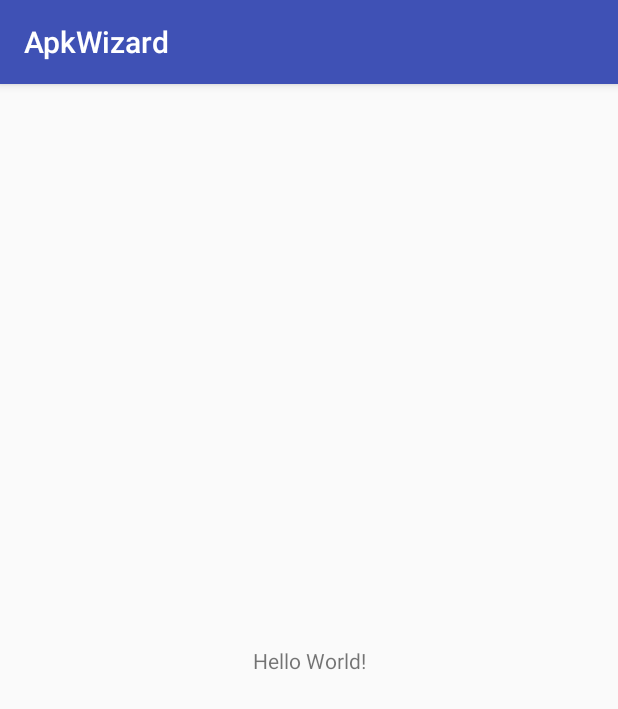
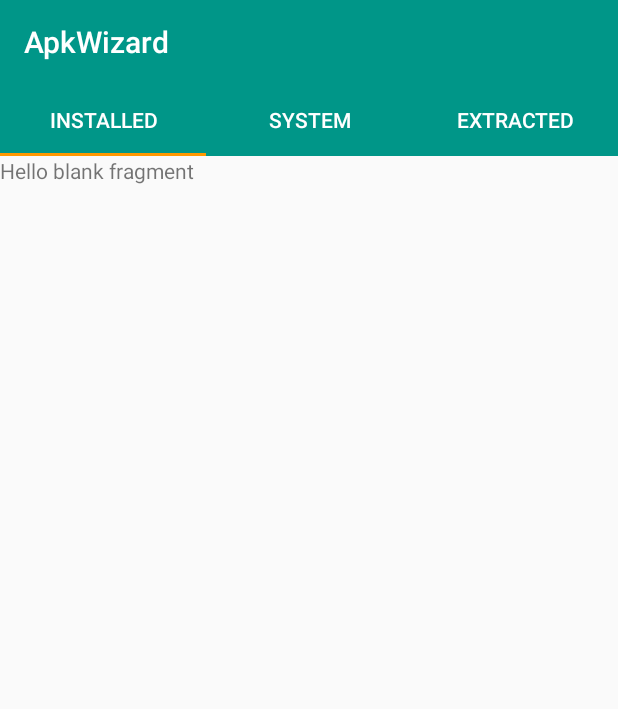
Before and after one commit to singhangadin/ApkWizard, an Android app: the screen it shows after launch (MainActivity), on a phone screen of 412 x 824 dp. Shown: the top 709 px of the screen. Run offline under Robolectric (Android 15) with nearby library versions, the phone set to English and light mode, and no system bars.

```diff
--- a/app/build.gradle
+++ b/app/build.gradle
@@ -1,4 +1,5 @@
 apply plugin: 'com.android.application'
+apply plugin: 'kotlin-android'
 
 android {
     compileSdkVersion 26
@@ -16,13 +17,26 @@ android {
             proguardFiles getDefaultProguardFile('proguard-android.txt'), 'proguard-rules.pro'
         }
     }
+    compileOptions {
+        targetCompatibility 1.8
+        sourceCompatibility 1.8
+    }
 }
 
 dependencies {
-    implementation fileTree(dir: 'libs', include: ['*.jar'])
+    implementation fileTree(include: ['*.jar'], dir: 'libs')
     implementation 'com.android.support:appcompat-v7:26.1.0'
     implementation 'com.android.support.constraint:constraint-layout:1.0.2'
+    implementation 'com.android.support:support-v4:26.1.0'
     testImplementation 'junit:junit:4.12'
     androidTestImplementation 'com.android.support.test:runner:1.0.1'
     androidTestImplementation 'com.android.support.test.espresso:espresso-core:3.0.1'
+    compile "org.jetbrains.kotlin:kotlin-stdlib-jdk7:$kotlin_version"
+    implementation 'com.android.support:design:27.1.0'
 }
+repositories {
+    google()
+    mavenCentral()
+}
+
+apply plugin: 'kotlin-android-extensions'
--- /dev/null
+++ b/app/src/main/java/io/github/rajdeep1008/apkwizard/ApkListFragment.kt
@@ -0,0 +1,18 @@
+package io.github.rajdeep1008.apkwizard
+
+
+import android.os.Bundle
+import android.support.v4.app.Fragment
+import android.view.LayoutInflater
+import android.view.View
+import android.view.ViewGroup
+
+
+class ApkListFragment : Fragment() {
+
+    override fun onCreateView(inflater: LayoutInflater, container: ViewGroup?,
+                              savedInstanceState: Bundle?): View? {
+        return inflater.inflate(R.layout.fragment_apk_list, container, false)
+    }
+
+}
--- a/app/src/main/java/io/github/rajdeep1008/apkwizard/MainActivity.java
+++ /dev/null
@@ -1,13 +0,0 @@
-package io.github.rajdeep1008.apkwizard;
-
-import android.support.v7.app.AppCompatActivity;
-import android.os.Bundle;
-
-public class MainActivity extends AppCompatActivity {
-
-    @Override
-    protected void onCreate(Bundle savedInstanceState) {
-        super.onCreate(savedInstanceState);
-        setContentView(R.layout.activity_main);
-    }
-}
--- /dev/null
+++ b/app/src/main/java/io/github/rajdeep1008/apkwizard/MainActivity.kt
@@ -0,0 +1,28 @@
+package io.github.rajdeep1008.apkwizard
+
+import android.os.Bundle
+import android.support.design.widget.TabLayout
+import android.support.v4.view.ViewPager
+import android.support.v7.app.AppCompatActivity
+import android.support.v7.widget.Toolbar
+
+class MainActivity : AppCompatActivity() {
+
+    private var mPagerAdapter: PagerAdapter? = null
+    private var mViewPager: ViewPager? = null
+
+    override fun onCreate(savedInstanceState: Bundle?) {
+        super.onCreate(savedInstanceState)
+        setContentView(R.layout.activity_main)
+
+        val toolbar = findViewById(R.id.toolbar) as Toolbar
+        setSupportActionBar(toolbar)
+
+        mPagerAdapter = PagerAdapter(supportFragmentManager, this)
+        mViewPager = findViewById(R.id.container)
+        mViewPager!!.adapter = mPagerAdapter
+
+        val tabLayout = findViewById(R.id.tab_bar) as TabLayout
+        tabLayout.setupWithViewPager(mViewPager)
+    }
+}
--- /dev/null
+++ b/app/src/main/java/io/github/rajdeep1008/apkwizard/PagerAdapter.kt
@@ -0,0 +1,31 @@
+package io.github.rajdeep1008.apkwizard
+
+import android.content.Context
+import android.support.v4.app.Fragment
+import android.support.v4.app.FragmentManager
+import android.support.v4.app.FragmentStatePagerAdapter
+
+/**
+ * Created by rajdeep1008 on 05/03/18.
+ */
+class PagerAdapter(fm: FragmentManager, private val context: Context) : FragmentStatePagerAdapter(fm) {
+
+    val tabNames = arrayOf("Installed", "System", "Extracted")
+
+    override fun getItem(position: Int): Fragment {
+        when (position) {
+            0 -> return ApkListFragment()
+            1 -> return ApkListFragment()
+            2 -> return ApkListFragment()
+        }
+        return ApkListFragment()
+    }
+
+    override fun getCount(): Int {
+        return 3
+    }
+
+    override fun getPageTitle(position: Int): CharSequence? {
+        return tabNames[position]
+    }
+}
--- a/app/src/main/res/layout/activity_main.xml
+++ b/app/src/main/res/layout/activity_main.xml
@@ -1,18 +1,34 @@
 <?xml version="1.0" encoding="utf-8"?>
-<android.support.constraint.ConstraintLayout xmlns:android="http://schemas.android.com/apk/res/android"
+<RelativeLayout xmlns:android="http://schemas.android.com/apk/res/android"
     xmlns:app="http://schemas.android.com/apk/res-auto"
     xmlns:tools="http://schemas.android.com/tools"
     android:layout_width="match_parent"
     android:layout_height="match_parent"
     tools:context="io.github.rajdeep1008.apkwizard.MainActivity">
 
-    <TextView
-        android:layout_width="wrap_content"
+    <android.support.v7.widget.Toolbar
+        android:id="@+id/toolbar"
+        android:layout_width="match_parent"
+        android:layout_height="?attr/actionBarSize"
+        android:background="@color/colorPrimary"
+        android:theme="@style/AppToolbar" />
+
+    <android.support.design.widget.TabLayout
+        android:id="@+id/tab_bar"
+        android:layout_width="match_parent"
         android:layout_height="wrap_content"
-        android:text="Hello World!"
-        app:layout_constraintBottom_toBottomOf="parent"
-        app:layout_constraintLeft_toLeftOf="parent"
-        app:layout_constraintRight_toRightOf="parent"
-        app:layout_constraintTop_toTopOf="parent" />
+        android:layout_below="@id/toolbar"
+        android:background="@color/colorPrimary"
+        app:tabGravity="fill"
+        app:tabIndicatorColor="@color/colorAccent"
+        app:tabMode="fixed"
+        app:tabSelectedTextColor="@android:color/white"
+        app:tabTextColor="@android:color/white" />
 
-</android.support.constraint.ConstraintLayout>
+    <android.support.v4.view.ViewPager
+        android:id="@+id/container"
+        android:layout_width="match_parent"
+        android:layout_height="match_parent"
+        android:layout_below="@id/tab_bar" />
+
+</RelativeLayout>
--- /dev/null
+++ b/app/src/main/res/layout/apk_item.xml
@@ -0,0 +1,6 @@
+<?xml version="1.0" encoding="utf-8"?>
+<android.support.constraint.ConstraintLayout xmlns:android="http://schemas.android.com/apk/res/android"
+    android:layout_width="match_parent"
+    android:layout_height="match_parent">
+
+</android.support.constraint.ConstraintLayout>
--- /dev/null
+++ b/app/src/main/res/layout/fragment_apk_list.xml
@@ -0,0 +1,13 @@
+<FrameLayout xmlns:android="http://schemas.android.com/apk/res/android"
+    xmlns:tools="http://schemas.android.com/tools"
+    android:layout_width="match_parent"
+    android:layout_height="match_parent"
+    tools:context="io.github.rajdeep1008.apkwizard.ApkListFragment">
+
+    <!-- TODO: Update blank fragment layout -->
+    <TextView
+        android:layout_width="match_parent"
+        android:layout_height="match_parent"
+        android:text="@string/hello_blank_fragment" />
+
+</FrameLayout>
--- a/app/src/main/res/values/colors.xml
+++ b/app/src/main/res/values/colors.xml
@@ -1,6 +1,8 @@
 <?xml version="1.0" encoding="utf-8"?>
 <resources>
-    <color name="colorPrimary">#3F51B5</color>
-    <color name="colorPrimaryDark">#303F9F</color>
-    <color name="colorAccent">#FF4081</color>
+    <color name="colorPrimary">#009688</color>
+    <color name="colorPrimaryDark">#00796B</color>
+    <color name="colorAccent">#FF9800</color>
+    <color name="primaryText">#212121</color>
+    <color name="secondaryText">#757575</color>
 </resources>
--- a/app/src/main/res/values/strings.xml
+++ b/app/src/main/res/values/strings.xml
@@ -1,3 +1,6 @@
 <resources>
     <string name="app_name">ApkWizard</string>
+
+    <!-- TODO: Remove or change this placeholder text -->
+    <string name="hello_blank_fragment">Hello blank fragment</string>
 </resources>
--- a/app/src/main/res/values/styles.xml
+++ b/app/src/main/res/values/styles.xml
@@ -1,11 +1,14 @@
 <resources>
 
-    <!-- Base application theme. -->
-    <style name="AppTheme" parent="Theme.AppCompat.Light.DarkActionBar">
-        <!-- Customize your theme here. -->
+    <style name="AppTheme" parent="Theme.AppCompat.Light.NoActionBar">
         <item name="colorPrimary">@color/colorPrimary</item>
         <item name="colorPrimaryDark">@color/colorPrimaryDark</item>
         <item name="colorAccent">@color/colorAccent</item>
     </style>
 
+    <style name="AppToolbar" parent="ThemeOverlay.AppCompat.Dark.ActionBar">
+        <item name="android:textColorPrimary">@android:color/white</item>
+        <item name="android:textColorSecondary">@android:color/white</item>
+    </style>
+
 </resources>
--- a/build.gradle
+++ b/build.gradle
@@ -1,6 +1,7 @@
 // Top-level build file where you can add configuration options common to all sub-projects/modules.
 
 buildscript {
+    ext.kotlin_version = '1.2.21'
 
     repositories {
         google()
@@ -8,7 +9,7 @@ buildscript {
     }
     dependencies {
         classpath 'com.android.tools.build:gradle:3.0.1'
-
+        classpath "org.jetbrains.kotlin:kotlin-gradle-plugin:$kotlin_version"
 
         // NOTE: Do not place your application dependencies here; they belong
         // in the individual module build.gradle files
```
